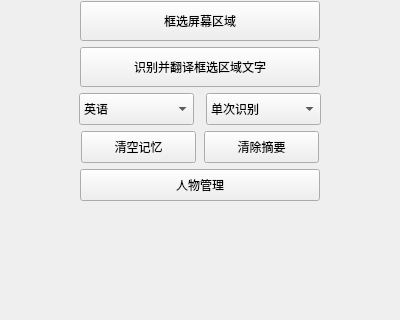
Before: the Qt Designer form src/ui/main_window.ui in dingmark1/GameLens-public, drawn with Qt 5; both pictures show x 0 to 400 and y 155 to 475 of the 400 by 475 pixel window.
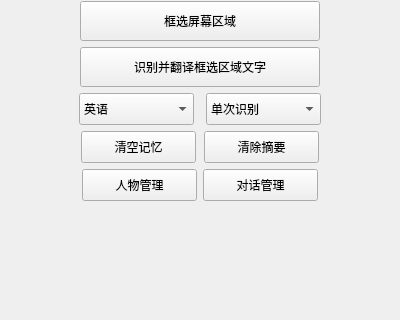
After: the same form once the commit is applied.

Commit message: 21-对话入库逻辑

What changed in the file:
```diff
--- a/src/ui/main_window.ui
+++ b/src/ui/main_window.ui
@@ -270,13 +270,13 @@
        <widget class="QPushButton" name="character_manager_button">
         <property name="minimumSize">
          <size>
-          <width>240</width>
+          <width>115</width>
           <height>32</height>
          </size>
         </property>
         <property name="maximumSize">
          <size>
-          <width>240</width>
+          <width>115</width>
           <height>32</height>
          </size>
         </property>
@@ -285,6 +285,25 @@
         </property>
        </widget>
       </item>
+      <item alignment="Qt::AlignCenter">
+       <widget class="QPushButton" name="dialogue_manager_button">
+        <property name="minimumSize">
+        <size>
+         <width>115</width>
+         <height>32</height>
+        </size>
+        </property>
+        <property name="maximumSize">
+        <size>
+         <width>115</width>
+         <height>32</height>
+        </size>
+        </property>
+        <property name="text">
+        <string>对话管理</string>
+        </property>
+       </widget>
+      </item>
      </layout>
     </item>
    </layout>
```
The commit also changes 8 other files.
